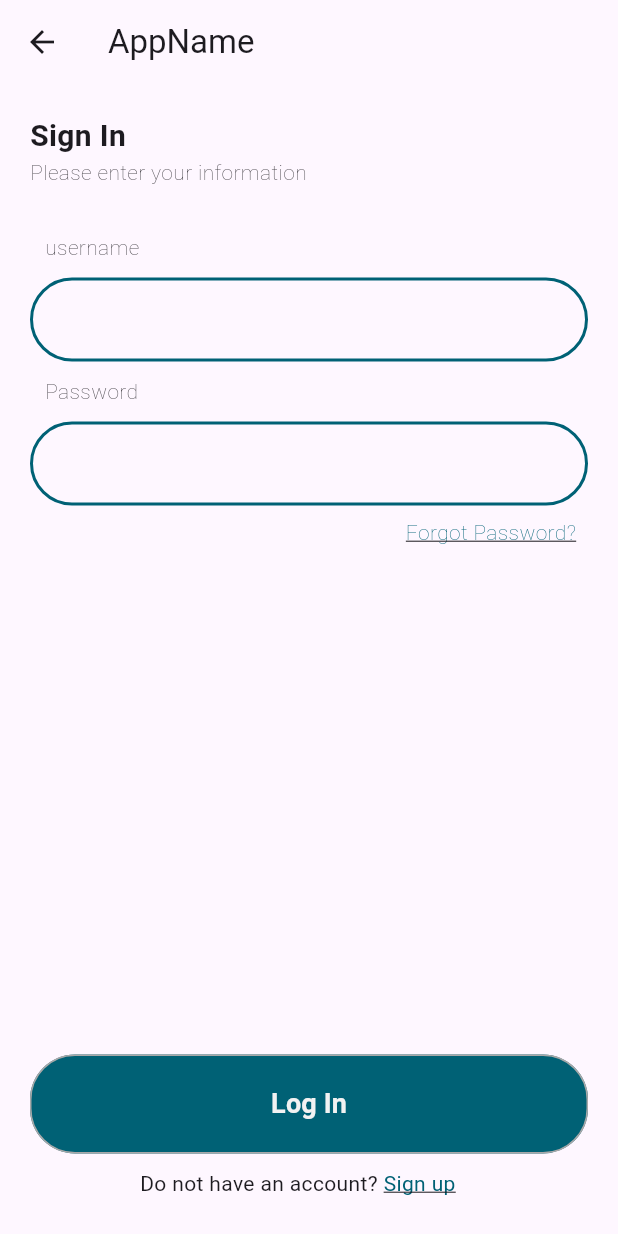
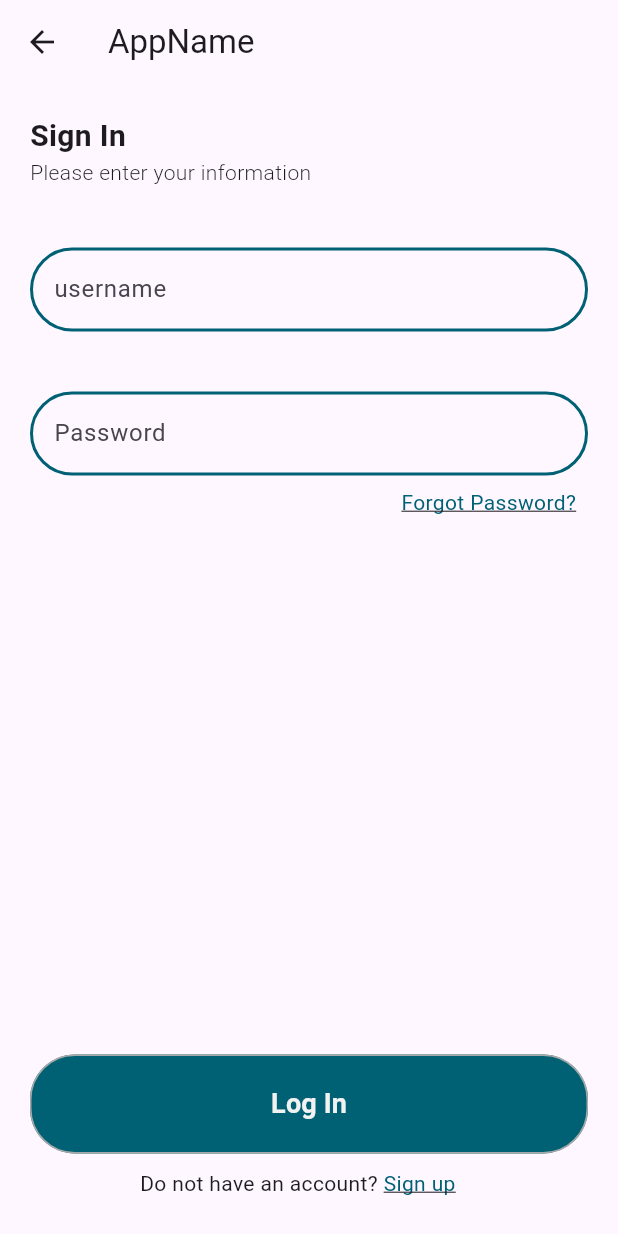
Before and after one commit to Haroune-REZKI/social-media-app, a Flutter app: the SignIn screen opened by its route, on a phone screen of 412 x 824 dp. Run offline on Flutter 3.47's test engine with Material 3 defaults, Android fonts, the light colour scheme and no system bars; our stand-ins replace get, google_fonts; missing offline and left inert: dob_input_field.

Commit message:
version of haroune

```diff
--- a/lib/features/authentication/components/forgot_password.dart
+++ b/lib/features/authentication/components/forgot_password.dart
@@ -9,7 +9,7 @@ class ForgetPassword extends StatelessWidget {
     return Container(alignment: Alignment.bottomRight,
      child: const Padding(
       padding: EdgeInsets.all(8.0),
-      child: Text("Forgot Password?", style: TextStyle(fontWeight: FontWeight.w100, color: AppColors.main, decoration: TextDecoration.underline),),
+      child: Text("Forgot Password?", style: TextStyle(fontWeight: FontWeight.w400, color: AppColors.main, decoration: TextDecoration.underline),),
     ),);
   }
 }
--- /dev/null
+++ b/lib/features/authentication/components/form_input_field.dart
@@ -0,0 +1,36 @@
+import 'package:flutter/material.dart';
+import 'package:get/get.dart';
+import 'package:get/get_core/src/get_main.dart';
+import 'package:mobile_dev_project/config/colors.config.dart';
+import 'package:mobile_dev_project/features/authentication/components/authentification_controllers.dart';
+
+class FormInputField extends StatelessWidget {
+  String title;
+   TextEditingController controller =
+      TextEditingController();
+  FormInputField({super.key, required this.title, required this.controller});
+
+  @override
+  Widget build(BuildContext context) {
+    return Column(
+      children: [
+        TextFormField(
+          controller: controller,
+          decoration: InputDecoration(
+            labelText: title,
+            enabledBorder: OutlineInputBorder(
+              borderSide: BorderSide(width: 2, color: AppColors.main),
+              borderRadius: BorderRadius.circular(30.0),
+            ),
+          ),
+          validator: (value) {
+            if (value == null || value.isEmpty) {
+              return 'Please enter some text';
+            }
+            return null;
+          },
+        ),
+      ],
+    );
+  }
+}
--- /dev/null
+++ b/lib/features/authentication/components/form_submit_button.dart
@@ -0,0 +1,54 @@
+import 'package:flutter/material.dart';
+import 'package:get/get.dart';
+import 'package:get/get_core/src/get_main.dart';
+import 'package:mobile_dev_project/config/colors.config.dart';
+import 'package:mobile_dev_project/features/authentication/components/authentification_controllers.dart';
+import 'package:mobile_dev_project/features/authentication/components/form_input_field.dart';
+import 'package:mobile_dev_project/features/authentication/components/sign_in_form.dart';
+
+class FormSubmitButton extends StatelessWidget {
+  String title;
+  Color color;
+  Color textColor;
+  void Function()? onTap;
+  FormSubmitButton(
+      {super.key,
+      required this.title,
+      required this.color,
+      required this.textColor,
+      required this.onTap});
+
+  @override
+  Widget build(BuildContext context) {
+    return Container(
+      width: double.infinity,
+      child: ElevatedButton(
+        onPressed: () {
+          onTap;
+          // Validate returns true if the form is valid, or false otherwise.
+          if (SignInForm.formKey.currentState!.validate()) {
+            // If the form is valid, display a snackbar. In the real world,
+            // you'd often call a server or save the information in a database.
+            ScaffoldMessenger.of(context).showSnackBar(
+              const SnackBar(content: Text('Processing Data')),
+            );
+          }
+        },
+        style: ElevatedButton.styleFrom(
+          backgroundColor: color,
+          padding: const EdgeInsets.symmetric(vertical: 20),
+          shape: RoundedRectangleBorder(
+            borderRadius: BorderRadius.circular(30),
+            side: const BorderSide(color: AppColors.light),
+          ),
+          elevation: 0,
+        ),
+        child: Text(
+          title,
+          style: TextStyle(
+              fontSize: 18, fontWeight: FontWeight.bold, color: textColor),
+        ),
+      ),
+    );
+  }
+}
--- /dev/null
+++ b/lib/features/authentication/components/sign_in_form.dart
@@ -0,0 +1,29 @@
+import 'package:flutter/material.dart';
+import 'package:mobile_dev_project/features/authentication/components/form_input_field.dart';
+import 'package:mobile_dev_project/features/authentication/components/form_submit_button.dart';
+import 'package:mobile_dev_project/features/authentication/components/input_field.dart';
+
+class SignInForm extends StatelessWidget {
+  TextEditingController usernameController = TextEditingController();
+  TextEditingController passwordController = TextEditingController();
+  static final formKey = GlobalKey<FormState>();
+
+  SignInForm({super.key});
+
+  @override
+  Widget build(BuildContext context) {
+    return Container(
+      key: formKey,
+      child: Form(
+          child: Column(
+        children: [
+          FormInputField(title: 'username', controller: usernameController,),
+          SizedBox(
+            height: 40,
+          ),
+          FormInputField(title: 'Password', controller: passwordController,),
+        ],
+      )),
+    );
+  }
+}
--- a/lib/features/authentication/components/signin_text.dart
+++ b/lib/features/authentication/components/signin_text.dart
@@ -13,6 +13,6 @@ class SigninText extends StatelessWidget {
         crossAxisAlignment: CrossAxisAlignment.start,
         children:
      [Text("Sign In", style: TextStyle(fontWeight: FontWeight.bold, fontSize: 20),),
-     Text("Please enter your information", style: TextStyle(fontWeight: FontWeight.w200),)]),);
+     Text("Please enter your information", style: TextStyle(fontWeight: FontWeight.w300),)]),);
   }
 }
--- a/lib/features/authentication/views/signin_page.dart
+++ b/lib/features/authentication/views/signin_page.dart
@@ -2,8 +2,10 @@ import 'package:flutter/material.dart';
 import 'package:mobile_dev_project/config/colors.config.dart';
 import 'package:mobile_dev_project/features/authentication/components/do_not_have_an_account.dart';
 import 'package:mobile_dev_project/features/authentication/components/forgot_password.dart';
+import 'package:mobile_dev_project/features/authentication/components/form_submit_button.dart';
 import 'package:mobile_dev_project/features/authentication/components/input_field.dart';
 import 'package:mobile_dev_project/features/authentication/components/login_button.dart';
+import 'package:mobile_dev_project/features/authentication/components/sign_in_form.dart';
 import 'package:mobile_dev_project/features/authentication/components/signin_text.dart';
 
 class SignIn extends StatefulWidget {
@@ -34,21 +36,22 @@ class _SignInState extends State<SignIn> {
               Column(
                 children: [
                   const SigninText(),
-                  InputField(title: "username"),
-                  InputField(title: "Password"),
+                  SizedBox(
+                    height: 20,
+                  ),
+                  SignInForm(),
                   const ForgetPassword(),
                 ],
               ),
               Column(
                 children: [
-                  LoginButton(
-                    title: "Log In",
-                    color: AppColors.main,
-                    textColor: AppColors.white,
-                    onTap: () {
-                      Navigator.pushNamed(context, "login_page");
-                    },
-                  ),
+                  FormSubmitButton(
+                      title: "Log In",
+                      color: AppColors.main,
+                      textColor: AppColors.white,
+                      onTap: () {
+                        Navigator.pushNamed(context, "signup_page");
+                      }),
                   const DoNotHaveAnAccount(),
                 ],
               )
--- a/lib/main.dart
+++ b/lib/main.dart
@@ -1,6 +1,8 @@
 import 'package:flutter/material.dart';
+import 'package:mobile_dev_project/features/authentication/views/personal_info_page.dart';
 import 'package:mobile_dev_project/features/authentication/views/signin_page.dart';
 import 'package:mobile_dev_project/features/authentication/views/welcome_page.dart';
+import 'package:mobile_dev_project/features/categories/views/categories_feed.dart';
 import 'package:mobile_dev_project/features/feed/views/home_page.dart';
 
 void main() async {
@@ -17,7 +19,7 @@ class MyApp extends StatelessWidget {
     return MaterialApp(
       title: 'Social Media Application',
       debugShowCheckedModeBanner: true,
-      home: const HomeFeed(),
+      home: const SignIn(),
       routes: {
         // to be filled
         "login_page": (context) => const SignIn(),
--- a/pubspec.yaml
+++ b/pubspec.yaml
@@ -28,6 +28,8 @@ environment:
 # the latest version available on pub.dev. To see which dependencies have newer
 # versions available, run `flutter pub outdated`.
 dependencies:
+  dob_input_field: ^2.0.0
+
   flutter:
     sdk: flutter
 
@@ -36,6 +38,7 @@ dependencies:
   # Use with the CupertinoIcons class for iOS style icons.
   cupertino_icons: ^1.0.2
   google_fonts: ^6.1.0
+  get: ^4.6.6
 
 dev_dependencies:
   flutter_test:
```
Also changed, not shown: lib/features/authentication/components/authentification_controllers.dart (added, +19 -0 lines), lib/features/authentication/components/dob_input_field.dart (added, +19 -0 lines), lib/features/authentication/components/input_field.dart (+14 -11 lines), lib/features/authentication/components/prsonal_info_text.dart (added, +17 -0 lines), lib/features/authentication/views/personal_info_page.dart (added, +37 -0 lines), pubspec.lock.
